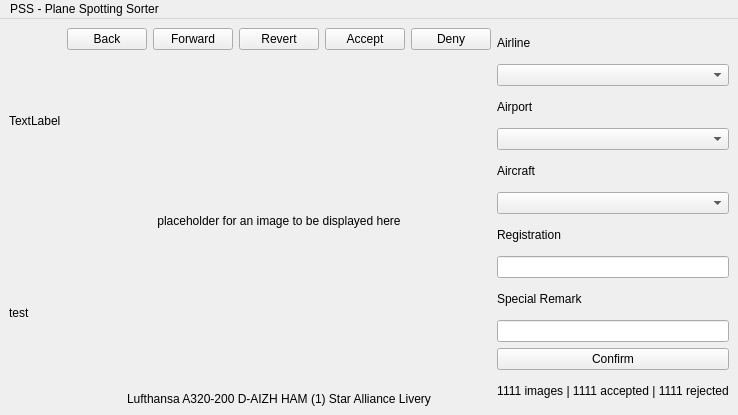
First picture: the form in PSS/mainwindow.ui, repository felixkluever/PSS, before the edit.
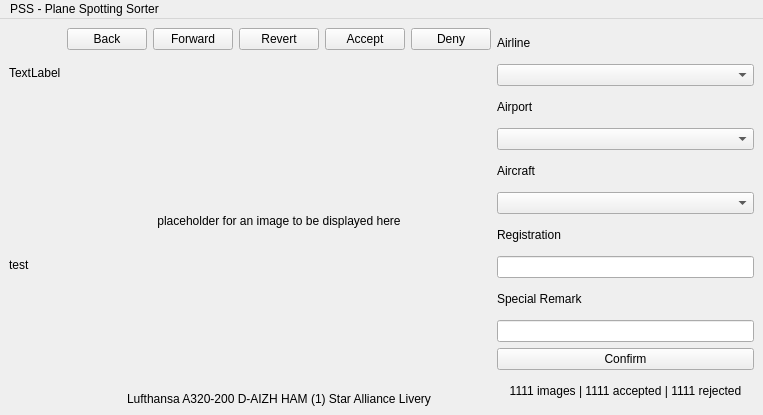
Second picture: the form after the edit.

```diff
--- a/PSS/mainwindow.ui
+++ b/PSS/mainwindow.ui
@@ -6,7 +6,7 @@
    <rect>
     <x>0</x>
     <y>0</y>
-    <width>305</width>
+    <width>763</width>
     <height>415</height>
    </rect>
   </property>
@@ -177,7 +177,13 @@
     <item row="0" column="0">
      <layout class="QVBoxLayout" name="previewLayout">
       <item>
-       <widget class="QLabel" name="label_2">
+       <widget class="QLabel" name="pictureTestLabel">
+        <property name="maximumSize">
+         <size>
+          <width>160</width>
+          <height>90</height>
+         </size>
+        </property>
         <property name="text">
          <string>TextLabel</string>
         </property>
@@ -199,7 +205,7 @@
     <rect>
      <x>0</x>
      <y>0</y>
-     <width>305</width>
+     <width>763</width>
      <height>22</height>
     </rect>
    </property>
```
